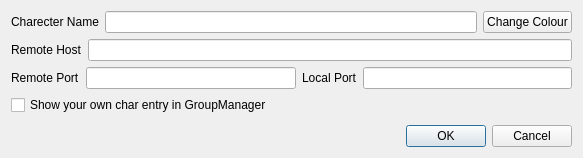
Above: src/groupmanagersettings.ui from zpc930/pandoramapper before the change. Below: the same form after it.
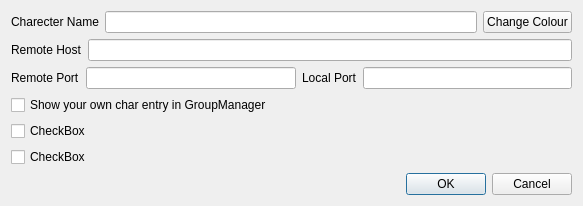
That is the form after the change.

Commit message: * maction adapted to use prespammed dirs, not tested very well yet...

```diff
--- a/src/groupmanagersettings.ui
+++ b/src/groupmanagersettings.ui
@@ -99,6 +99,20 @@
      </property>
     </spacer>
    </item>
+   <item>
+    <widget class="QCheckBox" name="checkBox">
+     <property name="text">
+      <string>CheckBox</string>
+     </property>
+    </widget>
+   </item>
+   <item>
+    <widget class="QCheckBox" name="checkBox_2">
+     <property name="text">
+      <string>CheckBox</string>
+     </property>
+    </widget>
+   </item>
    <item>
     <layout class="QHBoxLayout">
      <item>
```
The commit also changes 1 other file.
